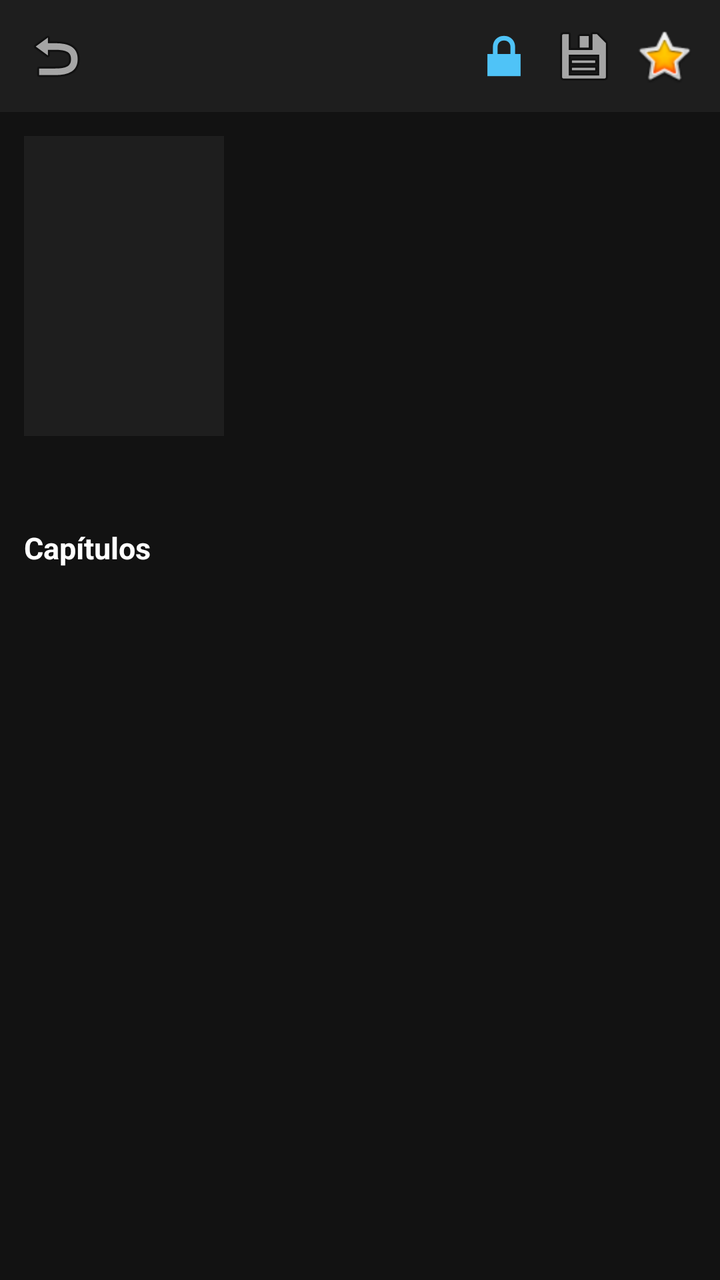
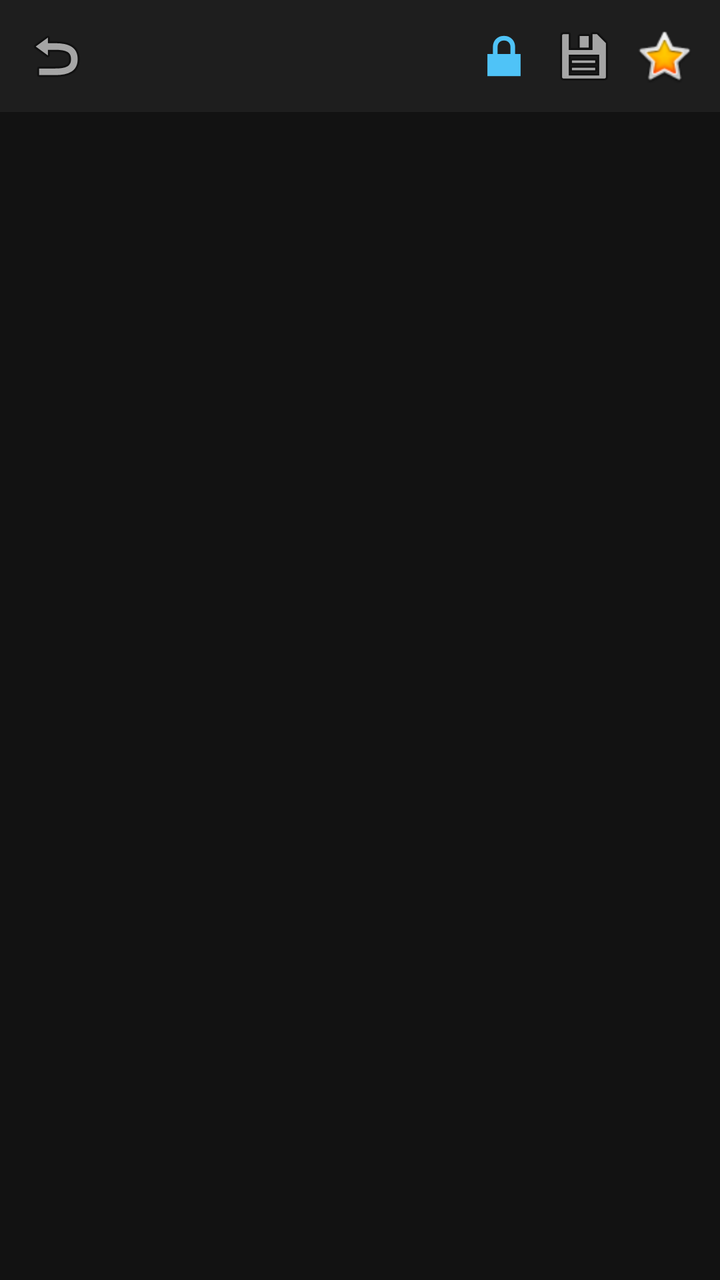

Before-and-after screenshots of an Android layout around one commit, followed by the original layout XML and the change that was made.
<!-- AndroidManifest.xml: application theme Theme.MangaReader -->
<!-- res/layout/activity_manga_detail.xml -->
<?xml version="1.0" encoding="utf-8"?>
<LinearLayout xmlns:android="http://schemas.android.com/apk/res/android"
    android:layout_width="match_parent"
    android:layout_height="match_parent"
    android:orientation="vertical"
    android:background="@color/dark_bg">

    <LinearLayout
        android:layout_width="match_parent"
        android:layout_height="wrap_content"
        android:orientation="horizontal"
        android:padding="8dp"
        android:background="@color/dark_surface"
        android:gravity="center_vertical">

        <ImageButton
            android:id="@+id/btnBack"
            android:layout_width="40dp"
            android:layout_height="40dp"
            android:background="?attr/selectableItemBackgroundBorderless"
            android:src="@android:drawable/ic_menu_revert"
            android:contentDescription="Volver" />

        <TextView
            android:id="@+id/titleText"
            android:layout_width="0dp"
            android:layout_height="wrap_content"
            android:layout_weight="1"
            android:layout_marginStart="8dp"
            android:textColor="@color/text_primary"
            android:textSize="16sp"
            android:textStyle="bold"
            android:maxLines="2"
            android:ellipsize="end" />

        <ImageButton
            android:id="@+id/btnPrivate"
            android:layout_width="40dp"
            android:layout_height="40dp"
            android:background="?attr/selectableItemBackgroundBorderless"
            android:src="@android:drawable/ic_lock_lock"
            android:contentDescription="Carpeta privada" />

        <ImageButton
            android:id="@+id/btnDownload"
            android:layout_width="40dp"
            android:layout_height="40dp"
            android:background="?attr/selectableItemBackgroundBorderless"
            android:src="@android:drawable/ic_menu_save"
            android:contentDescription="Descargar" />

        <ImageButton
            android:id="@+id/btnFavorite"
            android:layout_width="40dp"
            android:layout_height="40dp"
            android:background="?attr/selectableItemBackgroundBorderless"
            android:src="@android:drawable/btn_star_big_on"
            android:contentDescription="Favorito" />
    </LinearLayout>

    <ScrollView
        android:layout_width="match_parent"
        android:layout_height="0dp"
        android:layout_weight="1">

        <LinearLayout
            android:layout_width="match_parent"
            android:layout_height="wrap_content"
            android:orientation="vertical"
            android:padding="12dp">

            <LinearLayout
                android:layout_width="match_parent"
                android:layout_height="wrap_content"
                android:orientation="horizontal">

                <ImageView
                    android:id="@+id/cover"
                    android:layout_width="100dp"
                    android:layout_height="150dp"
                    android:scaleType="centerCrop"
                    android:background="@color/dark_surface" />

                <LinearLayout
                    android:layout_width="0dp"
                    android:layout_height="wrap_content"
                    android:layout_weight="1"
                    android:layout_marginStart="12dp"
                    android:orientation="vertical">

                    <TextView
                        android:id="@+id/authorText"
                        android:layout_width="match_parent"
                        android:layout_height="wrap_content"
                        android:textColor="@color/text_secondary"
                        android:textSize="13sp" />

                    <TextView
                        android:id="@+id/statusText"
                        android:layout_width="match_parent"
                        android:layout_height="wrap_content"
                        android:textColor="@color/text_secondary"
                        android:textSize="13sp"
                        android:layout_marginTop="4dp" />

                    <TextView
                        android:id="@+id/genreText"
                        android:layout_width="match_parent"
                        android:layout_height="wrap_content"
                        android:textColor="@color/accent"
                        android:textSize="12sp"
                        android:layout_marginTop="4dp" />

                </LinearLayout>
            </LinearLayout>

            <TextView
                android:id="@+id/descriptionText"
                android:layout_width="match_parent"
                android:layout_height="wrap_content"
                android:textColor="@color/text_primary"
                android:textSize="13sp"
                android:layout_marginTop="12dp" />

            <TextView
                android:id="@+id/chaptersHeader"
                android:layout_width="match_parent"
                android:layout_height="wrap_content"
                android:textColor="@color/text_primary"
                android:textSize="15sp"
                android:textStyle="bold"
                android:layout_marginTop="16dp"
                android:text="Capítulos" />

            <TextView
                android:id="@+id/downloadStatus"
                android:layout_width="match_parent"
                android:layout_height="wrap_content"
                android:textColor="@color/accent"
                android:textSize="13sp"
                android:layout_marginTop="6dp"
                android:visibility="gone" />

            <ProgressBar
                android:id="@+id/chaptersProgress"
                android:layout_width="wrap_content"
                android:layout_height="wrap_content"
                android:layout_gravity="center_horizontal"
                android:layout_marginTop="16dp"
                android:visibility="gone" />

            <LinearLayout
                android:id="@+id/chaptersContainer"
                android:layout_width="match_parent"
                android:layout_height="wrap_content"
                android:orientation="vertical" />

        </LinearLayout>
    </ScrollView>

</LinearLayout>
<!-- resources referenced by this layout -->
<resources>
  <color name="accent">#FF4FC3F7</color>
  <color name="dark_bg">#FF121212</color>
  <color name="dark_surface">#FF1E1E1E</color>
  <color name="text_primary">#FFFFFFFF</color>
  <color name="text_secondary">#B3FFFFFF</color>
  <style name="Theme.MangaReader" parent="Theme.MaterialComponents.DayNight.NoActionBar">
          <item name="android:windowBackground">@color/dark_bg</item>
          <item name="colorPrimary">@color/dark_surface</item>
          <item name="colorPrimaryDark">@color/black</item>
          <item name="colorAccent">@color/accent</item>
          <item name="android:textColorPrimary">@color/text_primary</item>
          <item name="android:textColorSecondary">@color/text_secondary</item>
          <item name="android:alertDialogTheme">@style/DialogTheme.MangaReader</item>
      </style>
  <color name="black">#FF000000</color>
  <style name="DialogTheme.MangaReader" parent="Theme.MaterialComponents.Dialog.Alert">
          <item name="android:windowBackground">@color/dark_surface</item>
          <item name="colorPrimary">@color/accent</item>
          <item name="android:textColorPrimary">@color/text_primary</item>
          <item name="android:textColorSecondary">@color/text_secondary</item>
          <item name="android:textColorHint">@color/text_secondary</item>
      </style>
</resources>

<!-- the commit's change to res/layout/activity_manga_detail.xml (unified diff, before → after) -->
@@ -58,104 +58,12 @@
             android:contentDescription="Favorito" />
     </LinearLayout>
 
-    <ScrollView
+    
+    <androidx.recyclerview.widget.RecyclerView
+        android:id="@+id/chaptersContainer"
         android:layout_width="match_parent"
-        android:layout_height="0dp"
-        android:layout_weight="1">
-
-        <LinearLayout
-            android:layout_width="match_parent"
-            android:layout_height="wrap_content"
-            android:orientation="vertical"
-            android:padding="12dp">
-
-            <LinearLayout
-                android:layout_width="match_parent"
-                android:layout_height="wrap_content"
-                android:orientation="horizontal">
-
-                <ImageView
-                    android:id="@+id/cover"
-                    android:layout_width="100dp"
-                    android:layout_height="150dp"
-                    android:scaleType="centerCrop"
-                    android:background="@color/dark_surface" />
-
-                <LinearLayout
-                    android:layout_width="0dp"
-                    android:layout_height="wrap_content"
-                    android:layout_weight="1"
-                    android:layout_marginStart="12dp"
-                    android:orientation="vertical">
-
-                    <TextView
-                        android:id="@+id/authorText"
-                        android:layout_width="match_parent"
-                        android:layout_height="wrap_content"
-                        android:textColor="@color/text_secondary"
-                        android:textSize="13sp" />
-
-                    <TextView
-                        android:id="@+id/statusText"
-                        android:layout_width="match_parent"
-                        android:layout_height="wrap_content"
-                        android:textColor="@color/text_secondary"
-                        android:textSize="13sp"
-                        android:layout_marginTop="4dp" />
-
-                    <TextView
-                        android:id="@+id/genreText"
-                        android:layout_width="match_parent"
-                        android:layout_height="wrap_content"
-                        android:textColor="@color/accent"
-                        android:textSize="12sp"
-                        android:layout_marginTop="4dp" />
-
-                </LinearLayout>
-            </LinearLayout>
-
-            <TextView
-                android:id="@+id/descriptionText"
-                android:layout_width="match_parent"
-                android:layout_height="wrap_content"
-                android:textColor="@color/text_primary"
-                android:textSize="13sp"
-                android:layout_marginTop="12dp" />
-
-            <TextView
-                android:id="@+id/chaptersHeader"
-                android:layout_width="match_parent"
-                android:layout_height="wrap_content"
-                android:textColor="@color/text_primary"
-                android:textSize="15sp"
-                android:textStyle="bold"
-                android:layout_marginTop="16dp"
-                android:text="Capítulos" />
-
-            <TextView
-                android:id="@+id/downloadStatus"
-                android:layout_width="match_parent"
-                android:layout_height="wrap_content"
-                android:textColor="@color/accent"
-                android:textSize="13sp"
-                android:layout_marginTop="6dp"
-                android:visibility="gone" />
-
-            <ProgressBar
-                android:id="@+id/chaptersProgress"
-                android:layout_width="wrap_content"
-                android:layout_height="wrap_content"
-                android:layout_gravity="center_horizontal"
-                android:layout_marginTop="16dp"
-                android:visibility="gone" />
-
-            <LinearLayout
-                android:id="@+id/chaptersContainer"
-                android:layout_width="match_parent"
-                android:layout_height="wrap_content"
-                android:orientation="vertical" />
-
-        </LinearLayout>
-    </ScrollView>
+        android:layout_height="match_parent"
+        android:clipToPadding="false"
+        android:paddingBottom="8dp" />
 
 </LinearLayout>
<!-- resource entries referenced after the edit -->
@@ -1,10 +1,8 @@
 <!-- resources referenced by this layout -->
 <resources>
-  <color name="accent">#FF4FC3F7</color>
   <color name="dark_bg">#FF121212</color>
   <color name="dark_surface">#FF1E1E1E</color>
   <color name="text_primary">#FFFFFFFF</color>
-  <color name="text_secondary">#B3FFFFFF</color>
   <style name="Theme.MangaReader" parent="Theme.MaterialComponents.DayNight.NoActionBar">
           <item name="android:windowBackground">@color/dark_bg</item>
           <item name="colorPrimary">@color/dark_surface</item>
@@ -15,6 +13,8 @@
           <item name="android:alertDialogTheme">@style/DialogTheme.MangaReader</item>
       </style>
   <color name="black">#FF000000</color>
+  <color name="accent">#FF4FC3F7</color>
+  <color name="text_secondary">#B3FFFFFF</color>
   <style name="DialogTheme.MangaReader" parent="Theme.MaterialComponents.Dialog.Alert">
           <item name="android:windowBackground">@color/dark_surface</item>
           <item name="colorPrimary">@color/accent</item>
